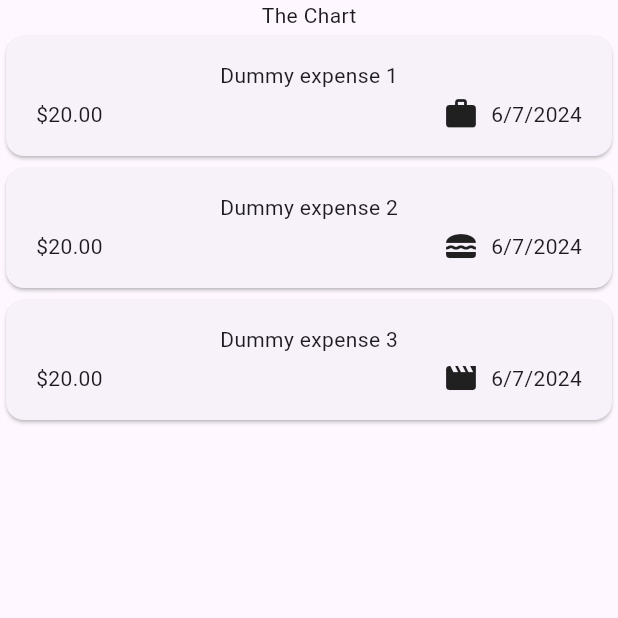
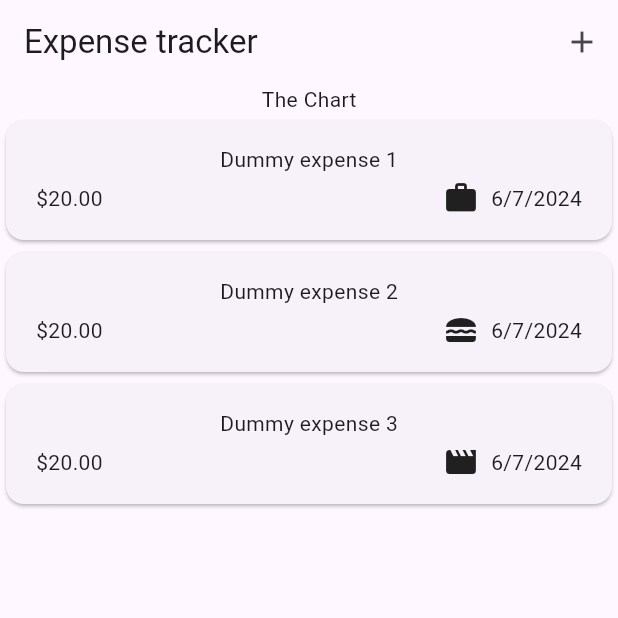
Before and after one commit to prabeshkunwar12/expenses_tracker, a Flutter app: the screen it shows after launch, on a phone screen of 412 x 824 dp, the top half of it. Run offline on Flutter 3.47's test engine with Material 3 defaults, Android fonts, the phone set to English and light mode, and no system bars.

Commit message:
added a appbar

```diff
--- a/lib/widgets/expenses.dart
+++ b/lib/widgets/expenses.dart
@@ -31,6 +31,15 @@ class _ExpenseState extends State<Expenses> {
   @override
   Widget build(BuildContext context) {
     return Scaffold(
+      appBar: AppBar(
+        title: const Text("Expense tracker"),
+        actions: [
+          IconButton(
+            onPressed: () {},
+            icon: const Icon(Icons.add),
+          ),
+        ],
+      ),
       body: Column(
         children: [
           const Text('The Chart'),
```
